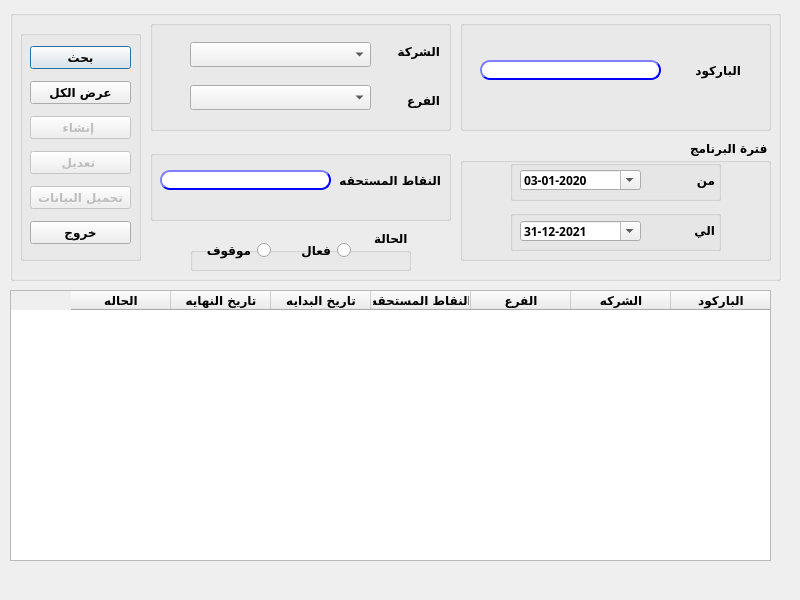
Before: the Qt Designer form presentation/loyalty_ui/createModifyReedemItem.ui in shymaa123456/HyperPOS2020, drawn with Qt 5.
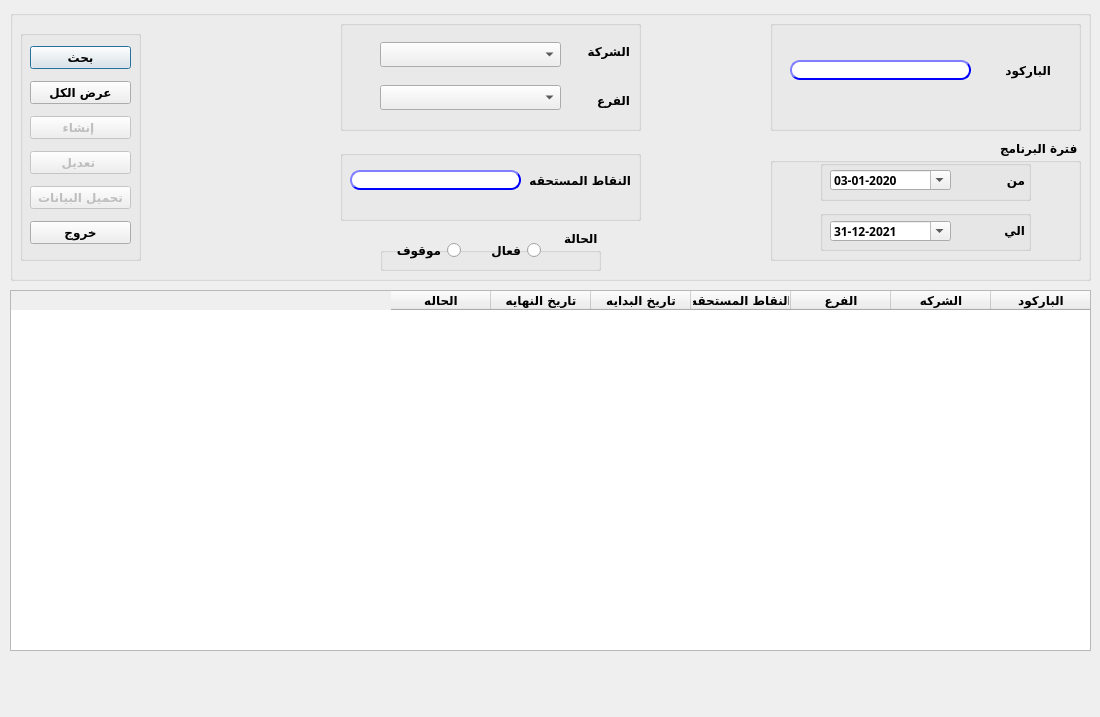
After: the same form once the commit is applied.

```diff
--- a/presentation/loyalty_ui/createModifyReedemItem.ui
+++ b/presentation/loyalty_ui/createModifyReedemItem.ui
@@ -6,20 +6,20 @@
    <rect>
     <x>0</x>
     <y>0</y>
-    <width>800</width>
-    <height>600</height>
+    <width>1100</width>
+    <height>717</height>
    </rect>
   </property>
   <property name="minimumSize">
    <size>
-    <width>800</width>
-    <height>600</height>
+    <width>1100</width>
+    <height>717</height>
    </size>
   </property>
   <property name="maximumSize">
    <size>
-    <width>800</width>
-    <height>600</height>
+    <width>1100</width>
+    <height>717</height>
    </size>
   </property>
   <property name="windowTitle">
@@ -30,8 +30,8 @@
     <rect>
      <x>10</x>
      <y>290</y>
-     <width>761</width>
-     <height>271</height>
+     <width>1081</width>
+     <height>361</height>
     </rect>
    </property>
    <property name="font">
@@ -86,7 +86,7 @@
     <rect>
      <x>10</x>
      <y>10</y>
-     <width>771</width>
+     <width>1081</width>
      <height>271</height>
     </rect>
    </property>
@@ -110,7 +110,7 @@
    <widget class="QGroupBox" name="groupBox_3">
     <property name="geometry">
      <rect>
-      <x>140</x>
+      <x>330</x>
       <y>10</y>
       <width>301</width>
       <height>111</height>
@@ -225,7 +225,7 @@
    <widget class="QGroupBox" name="groupBox_4">
     <property name="geometry">
      <rect>
-      <x>450</x>
+      <x>760</x>
       <y>10</y>
       <width>311</width>
       <height>111</height>
@@ -315,7 +315,7 @@
    <widget class="QGroupBox" name="groupBox_2">
     <property name="geometry">
      <rect>
-      <x>450</x>
+      <x>760</x>
       <y>130</y>
       <width>311</width>
       <height>121</height>
@@ -656,7 +656,7 @@
    <widget class="QGroupBox" name="groupBox_6">
     <property name="geometry">
      <rect>
-      <x>180</x>
+      <x>370</x>
       <y>220</y>
       <width>221</width>
       <height>41</height>
@@ -728,7 +728,7 @@
    <widget class="QGroupBox" name="groupBox_5">
     <property name="geometry">
      <rect>
-      <x>140</x>
+      <x>330</x>
       <y>140</y>
       <width>301</width>
       <height>71</height>
```
Left out of the diff: 2 changed lines with no effect on the pictures.
